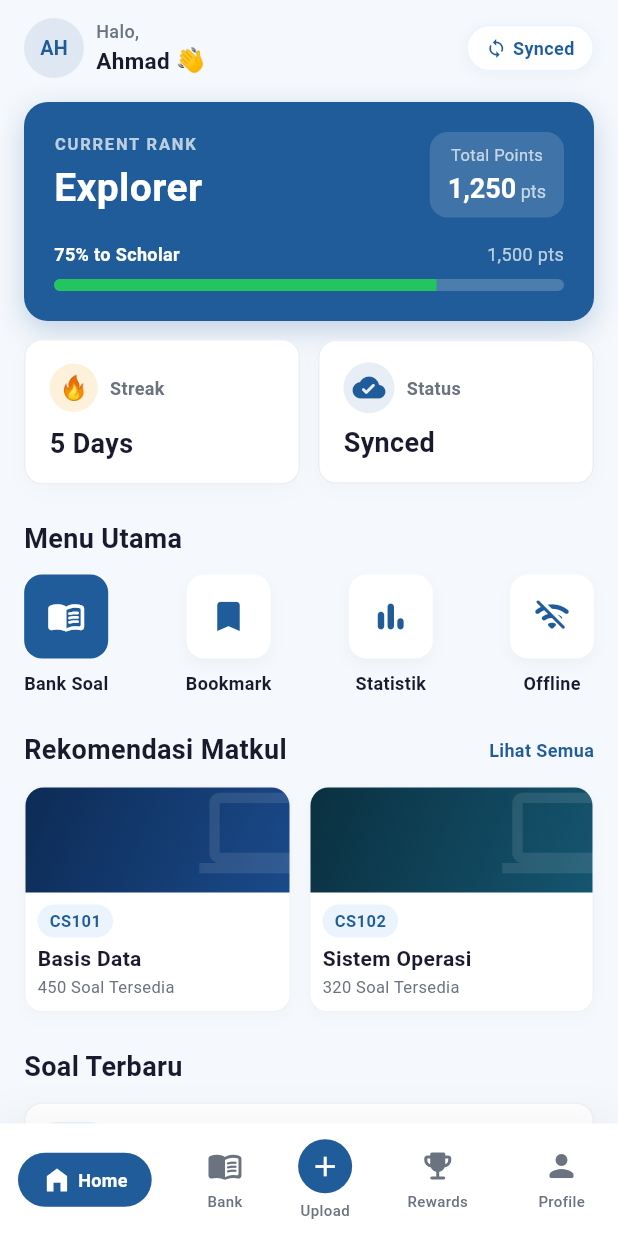
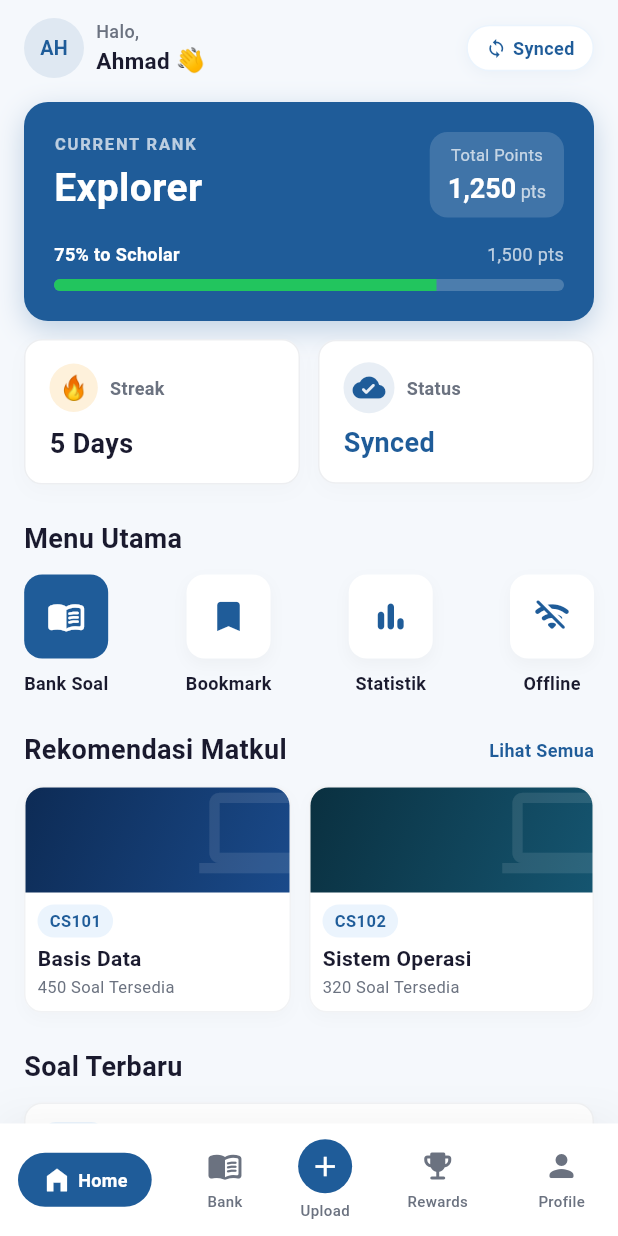
Before and after one commit to Strigiformess/BANKSOS, a Flutter app: the DashboardMahasiswaScreen screen opened by its route, on a phone screen of 412 x 824 dp. Run offline on Flutter 3.47's test engine with Material 3 defaults, Android fonts, the light colour scheme and no system bars; our stand-ins replace connectivity_plus, flutter_dotenv, flutter_riverpod, hive, hive_flutter; missing offline and left inert: bcrypt, mongo_dart; accounts and stored records are empty.

Commit message:
feat: perubahan status online dan offline

```diff
--- a/lib/features/dashboard/screens/dashboard_mahasiswa_screen.dart
+++ b/lib/features/dashboard/screens/dashboard_mahasiswa_screen.dart
@@ -4,11 +4,14 @@
 
 import 'package:flutter/material.dart';
 import 'package:flutter_riverpod/flutter_riverpod.dart';
+import 'package:connectivity_plus/connectivity_plus.dart';
 
 import '../../../core/theme/app_theme.dart';
 import '../../../core/services/session_service.dart';
+import '../../../core/services/connectivity_service.dart';
 import '../../../shared/widgets/app_widgets.dart';
 import '../../../routes/app_routes.dart';
+
 
 class DashboardMahasiswaScreen extends ConsumerStatefulWidget {
   const DashboardMahasiswaScreen({super.key});
@@ -112,35 +115,8 @@ class _DashboardMahasiswaScreenState
             ],
           ),
           const Spacer(),
-          // Badge synced light theme
-          Container(
-            padding: const EdgeInsets.symmetric(
-                horizontal: AppSpacings.sm + 4, vertical: AppSpacings.xs + 2),
-            decoration: BoxDecoration(
-              color: AppColors.bgWhite,
-              borderRadius: AppRadius.pill,
-              border: Border.all(color: AppColors.bgBlue),
-              boxShadow: [
-                BoxShadow(
-                  color: AppColors.primaryBlue.withOpacity(0.05),
-                  blurRadius: 8,
-                  offset: const Offset(0, 2),
-                )
-              ],
-            ),
-            child: Row(
-              children: [
-                const Icon(Icons.sync, color: AppColors.primaryBlue, size: 14),
-                const SizedBox(width: 4),
-                Text(
-                  'Synced',
-                  style: AppTextStyles.smallSemibold.copyWith(
-                    color: AppColors.primaryBlue,
-                  ),
-                ),
-              ],
-            ),
-          ),
+          // Badge dengan status koneksi dinamis
+          _buildConnectivityBadge(),
         ],
       ),
     );
@@ -270,15 +246,7 @@ class _DashboardMahasiswaScreenState
         ),
         const SizedBox(width: AppSpacings.md),
         Expanded(
-          child: _buildStatCard(
-            iconWidget: const Icon(
-              Icons.cloud_done_rounded,
-              color: AppColors.primaryBlue,
-              size: 22,
-            ),
-            label: 'Status',
-            value: 'Synced',
-          ),
+          child: _buildDynamicStatusCard(),
         ),
       ],
     );
@@ -342,6 +310,75 @@ class _DashboardMahasiswaScreenState
           ),
         ],
       ),
+    );
+  }
+
+  // ─── Dynamic Status Card (berubah saat offline) ────────────────────────────
+  Widget _buildDynamicStatusCard() {
+    return StreamBuilder<ConnectivityResult>(
+      stream: ConnectivityService.instance.onConnectivityChanged,
+      initialData: ConnectivityResult.none,
+      builder: (context, snapshot) {
+        final isOnline = snapshot.data != ConnectivityResult.none;
+
+        return Container(
+          padding: AppSpacings.cardPadding,
+          decoration: BoxDecoration(
+            color: AppColors.bgWhite,
+            borderRadius: AppRadius.lgAll,
+            border: Border.all(color: AppColors.borderGrey.withOpacity(0.4)),
+            boxShadow: [
+              BoxShadow(
+                color: Colors.black.withOpacity(0.02),
+                blurRadius: 10,
+                offset: const Offset(0, 4),
+              ),
+            ],
+          ),
+          child: Column(
+            crossAxisAlignment: CrossAxisAlignment.start,
+            children: [
+              Row(
+                children: [
+                  Container(
+                    padding: const EdgeInsets.all(6),
+                    decoration: BoxDecoration(
+                      color: isOnline
+                          ? AppColors.primaryBlue.withOpacity(0.1)
+                          : AppColors.errorRed.withOpacity(0.1),
+                      shape: BoxShape.circle,
+                    ),
+                    child: Icon(
+                      isOnline
+                          ? Icons.cloud_done_rounded
+                          : Icons.cloud_off_rounded,
+                      color: isOnline
+                          ? AppColors.primaryBlue
+                          : AppColors.errorRed,
+                      size: 22,
+                    ),
+                  ),
+                  const SizedBox(width: AppSpacings.sm),
+                  Text(
+                    'Status',
+                    style: AppTextStyles.smallSemibold.copyWith(
+                        color: AppColors.textGrey),
+                  ),
+                ],
+              ),
+              const SizedBox(height: AppSpacings.sm),
+              Text(
+                isOnline ? 'Synced' : 'Offline',
+                style: AppTextStyles.h2.copyWith(
+                  color: isOnline
+                      ? AppColors.primaryBlue
+                      : AppColors.errorRed,
+                ),
+              ),
+            ],
+          ),
+        );
+      },
     );
   }
 
@@ -725,6 +762,55 @@ class _DashboardMahasiswaScreenState
     );
   }
 
+  // ─── Connectivity Badge dengan Status Dinamis ─────────────────────────────
+  /// Badge yang berubah icon, warna, dan text saat koneksi offline
+  Widget _buildConnectivityBadge() {
+    return StreamBuilder<ConnectivityResult>(
+      stream: ConnectivityService.instance.onConnectivityChanged,
+      initialData: ConnectivityResult.none,
+      builder: (context, snapshot) {
+        final isOnline = snapshot.data != ConnectivityResult.none;
+
+        return Container(
+          padding: const EdgeInsets.symmetric(
+              horizontal: AppSpacings.sm + 4, vertical: AppSpacings.xs + 2),
+          decoration: BoxDecoration(
+            color: AppColors.bgWhite,
+            borderRadius: AppRadius.pill,
+            border: Border.all(
+              color: isOnline ? AppColors.bgBlue : AppColors.errorRed,
+            ),
+            boxShadow: [
+              BoxShadow(
+                color: (isOnline ? AppColors.primaryBlue : AppColors.errorRed)
+                    .withOpacity(0.05),
+                blurRadius: 8,
+                offset: const Offset(0, 2),
+              )
+            ],
+          ),
+          child: Row(
+            children: [
+              Icon(
+                isOnline ? Icons.sync : Icons.cloud_off_outlined,
+                color: isOnline ? AppColors.primaryBlue : AppColors.errorRed,
+                size: 14,
+              ),
+              const SizedBox(width: 4),
+              Text(
+                isOnline ? 'Synced' : 'Offline',
+                style: AppTextStyles.smallSemibold.copyWith(
+                  color:
+                      isOnline ? AppColors.primaryBlue : AppColors.errorRed,
+                ),
+              ),
+            ],
+          ),
+        );
+      },
+    );
+  }
+
   // ─── Bottom Navigation Sesuai Figma ───────────────────────────────────────
   Widget _buildBottomNav() {
     final items = [
```
